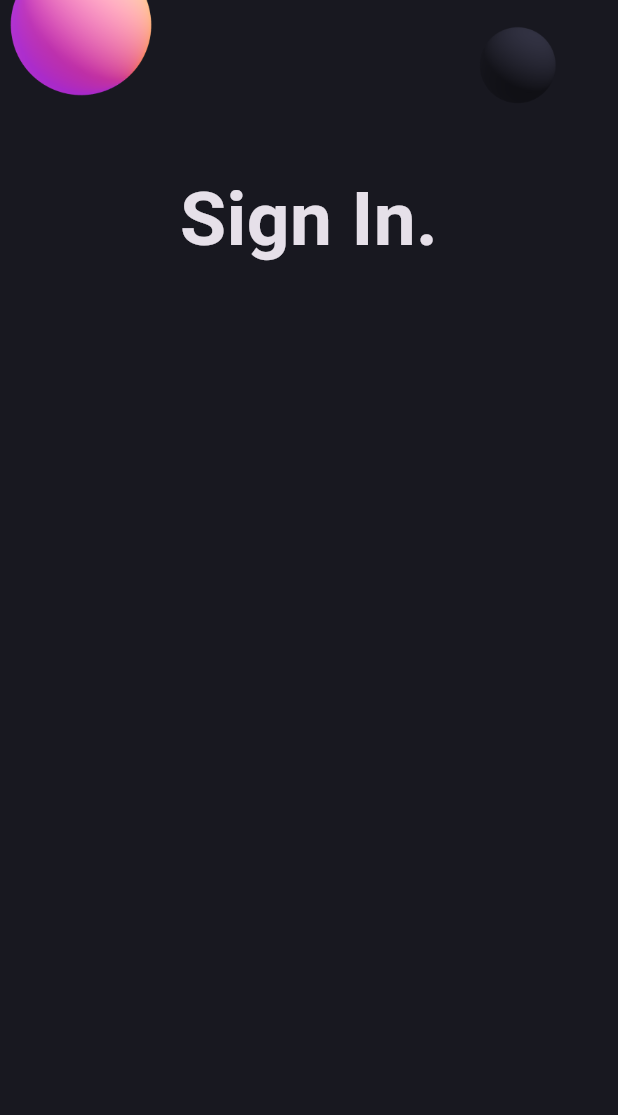
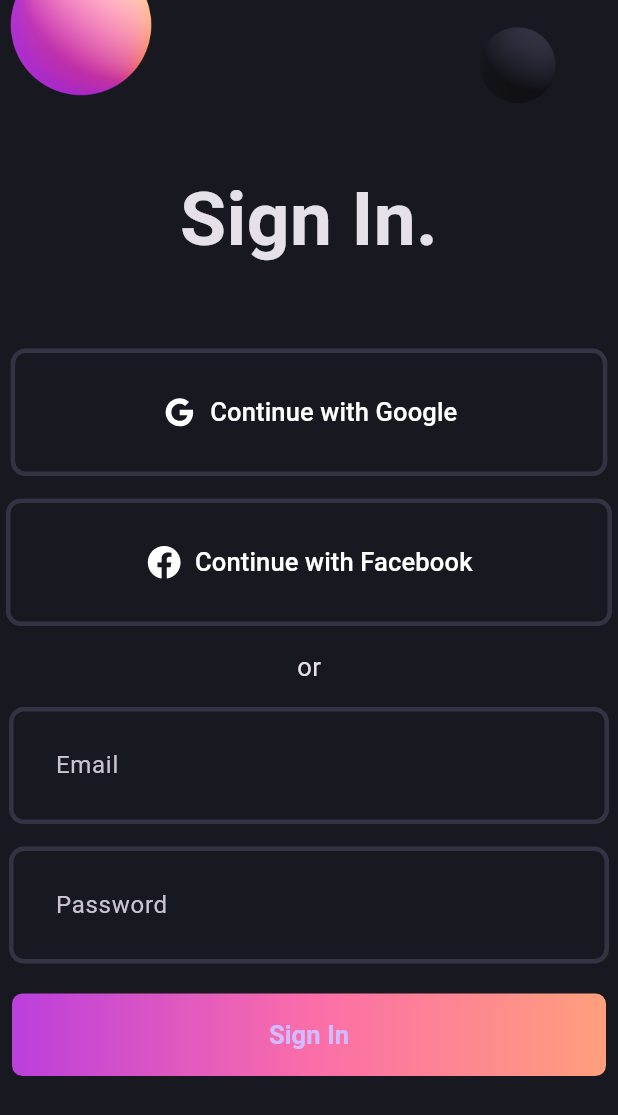
Before and after one commit to Sanaullah68/beautiful_login_ui, a Flutter app: the screen it shows after launch, on a phone screen of 412 x 824 dp. Shown: the top 1115 px of the screen. Run offline on Flutter 3.47's test engine with Material 3 defaults, Android fonts, the phone set to English and light mode, and no system bars; our stand-ins replace flutter_svg.

Commit message:
added buttons and text field

```diff
--- a/lib/login_screen.dart
+++ b/lib/login_screen.dart
@@ -1,4 +1,7 @@
 import 'package:flutter/material.dart';
+import 'package:responsive_login_ui/widgets/gradient_button.dart';
+import 'package:responsive_login_ui/widgets/login_field.dart';
+import 'package:responsive_login_ui/widgets/social_button.dart';
 
 class LoginScreen extends StatelessWidget {
   const LoginScreen({super.key});
@@ -17,7 +20,49 @@ class LoginScreen extends StatelessWidget {
                   fontWeight: FontWeight.bold,
                   fontSize: 50,
                 ),
-              )
+              ),
+              const SizedBox(
+                height: 50,
+              ),
+              const SocialButton(
+                  iconPath: 'assets/svgs/g_logo.svg',
+                  label: 'Continue with Google'),
+              const SizedBox(
+                height: 15,
+              ),
+              const SocialButton(
+                iconPath: 'assets/svgs/f_logo.svg',
+                label: 'Continue with Facebook',
+                horizontalPadding: 93,
+              ),
+              const SizedBox(
+                height: 15,
+              ),
+              const Text(
+                'or',
+                style: TextStyle(
+                  fontSize: 17,
+                ),
+              ),
+              const SizedBox(
+                height: 15,
+              ),
+              const LoginField(
+                hintText: 'Email',
+              ),
+              const SizedBox(
+                height: 15,
+              ),
+              const LoginField(
+                hintText: 'Password',
+              ),
+              const SizedBox(
+                height: 20,
+              ),
+              const GradientButton(),
+              const SizedBox(
+                height: 20,
+              ),
             ],
           ),
         ),
--- /dev/null
+++ b/lib/widgets/gradient_button.dart
@@ -0,0 +1,36 @@
+import 'package:flutter/material.dart';
+import 'package:responsive_login_ui/pallete.dart';
+
+class GradientButton extends StatelessWidget {
+  const GradientButton({super.key});
+
+  @override
+  Widget build(BuildContext context) {
+    return Container(
+      decoration: BoxDecoration(
+        gradient: const LinearGradient(
+          colors: [
+            Pallete.gradient1,
+            Pallete.gradient2,
+            Pallete.gradient3,
+          ],
+          begin: Alignment.bottomLeft,
+          end: Alignment.bottomRight,
+        ),
+        borderRadius: BorderRadius.circular(7),
+      ),
+      child: ElevatedButton(
+        onPressed: () {},
+        style: ElevatedButton.styleFrom(
+          backgroundColor: Colors.transparent,
+          shadowColor: Colors.transparent,
+          fixedSize: const Size(396, 55),
+        ),
+        child: const Text(
+          'Sign In',
+          style: TextStyle(fontSize: 17, fontWeight: FontWeight.w600),
+        ),
+      ),
+    );
+  }
+}
--- /dev/null
+++ b/lib/widgets/login_field.dart
@@ -0,0 +1,37 @@
+import 'package:flutter/material.dart';
+import 'package:responsive_login_ui/pallete.dart';
+
+class LoginField extends StatelessWidget {
+  final String hintText;
+  const LoginField({super.key, required this.hintText});
+
+  @override
+  Widget build(BuildContext context) {
+    return ConstrainedBox(
+      constraints: const BoxConstraints(
+        maxWidth: 400,
+      ),
+      child: TextFormField(
+        decoration: InputDecoration(
+          contentPadding: const EdgeInsets.all(
+            27,
+          ),
+          enabledBorder: OutlineInputBorder(
+            borderSide: const BorderSide(
+              color: Pallete.borderColor,
+              width: 3,
+            ),
+            borderRadius: BorderRadius.circular(10),
+          ),
+          focusedBorder: const OutlineInputBorder(
+            borderSide: BorderSide(
+              color: Pallete.gradient2,
+              width: 3,
+            ),
+          ),
+          hintText: hintText,
+        ),
+      ),
+    );
+  }
+}
--- /dev/null
+++ b/lib/widgets/social_button.dart
@@ -0,0 +1,47 @@
+import 'package:flutter/material.dart';
+import 'package:flutter_svg/flutter_svg.dart';
+import 'package:responsive_login_ui/pallete.dart';
+
+class SocialButton extends StatelessWidget {
+  final String iconPath;
+  final String label;
+  final double horizontalPadding;
+  const SocialButton({
+    super.key,
+    required this.iconPath,
+    required this.label,
+    this.horizontalPadding = 100,
+  });
+
+  @override
+  Widget build(BuildContext context) {
+    return TextButton.icon(
+      onPressed: () {},
+      icon: SvgPicture.asset(
+        iconPath,
+        width: 25,
+        color: Pallete.whiteColor,
+      ),
+      label: Text(
+        label,
+        style: const TextStyle(
+          color: Pallete.whiteColor,
+          fontSize: 17,
+        ),
+      ),
+      style: TextButton.styleFrom(
+        padding: EdgeInsets.symmetric(
+          vertical: 30,
+          horizontal: horizontalPadding,
+        ),
+        shape: RoundedRectangleBorder(
+          side: const BorderSide(
+            color: Pallete.borderColor,
+            width: 3,
+          ),
+          borderRadius: BorderRadius.circular(10),
+        ),
+      ),
+    );
+  }
+}
--- a/pubspec.yaml
+++ b/pubspec.yaml
@@ -35,6 +35,7 @@ dependencies:
   # The following adds the Cupertino Icons font to your application.
   # Use with the CupertinoIcons class for iOS style icons.
   cupertino_icons: ^1.0.8
+  flutter_svg: ^2.0.17
 
 dev_dependencies:
   flutter_test:
```
Also changed, not shown: pubspec.lock.
